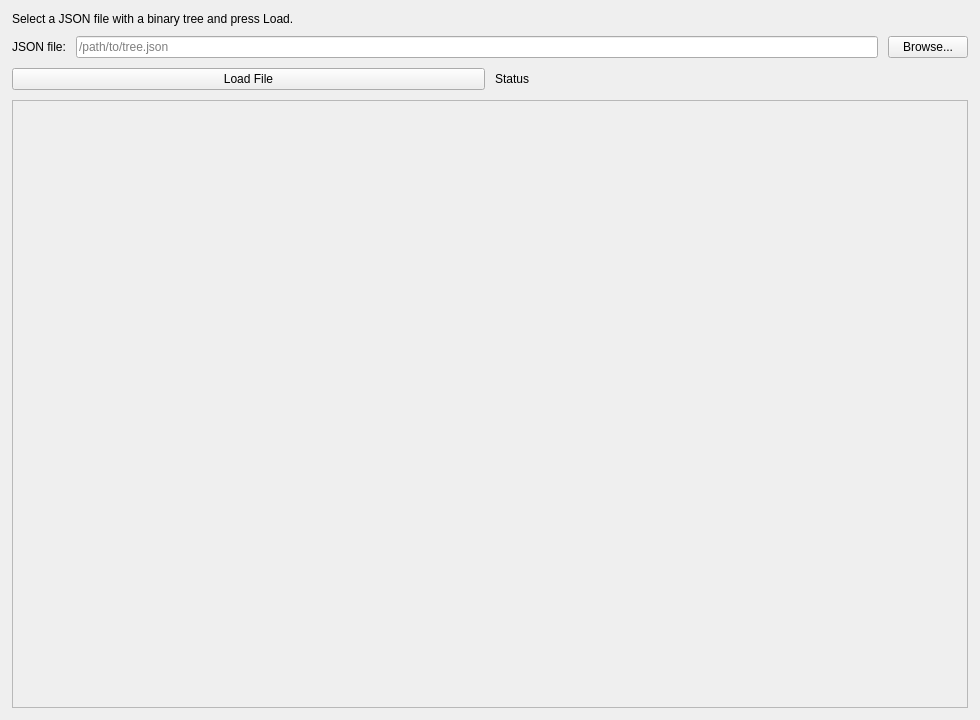
Old version of the form mainwindow.ui in the repository A-str0/qt-btree-visualizer.
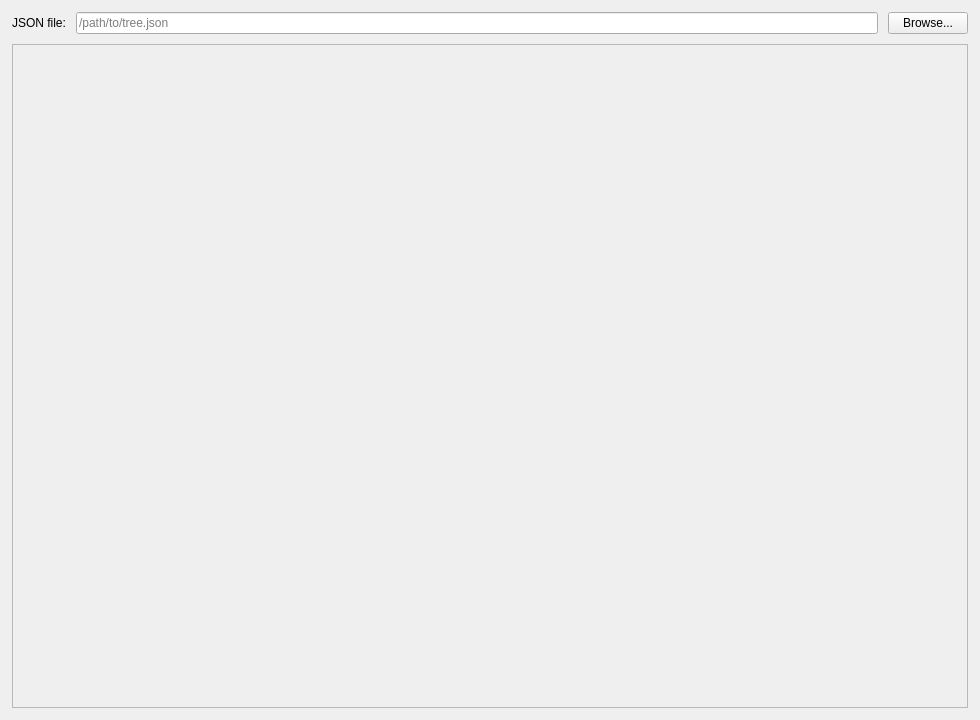
New version of the form.

```diff
--- a/mainwindow.ui
+++ b/mainwindow.ui
@@ -30,16 +30,6 @@
     <property name="bottomMargin">
      <number>12</number>
     </property>
-    <item>
-     <widget class="QLabel" name="titleLabel">
-      <property name="text">
-       <string>Select a JSON file with a binary tree and press Load.</string>
-      </property>
-      <property name="wordWrap">
-       <bool>true</bool>
-      </property>
-     </widget>
-    </item>
     <item>
      <layout class="QHBoxLayout" name="fileLayout">
       <item>
@@ -69,25 +59,7 @@
      </layout>
     </item>
     <item>
-     <layout class="QHBoxLayout" name="controlsLayout">
-      <item>
-       <widget class="QPushButton" name="loadButton">
-        <property name="text">
-         <string>Load File</string>
-        </property>
-       </widget>
-      </item>
-      <item>
-       <widget class="QLabel" name="statusLabel">
-        <property name="text">
-         <string>Status</string>
-        </property>
-        <property name="wordWrap">
-         <bool>true</bool>
-        </property>
-       </widget>
-      </item>
-     </layout>
+     <layout class="QHBoxLayout" name="controlsLayout"/>
     </item>
     <item>
      <widget class="QScrollArea" name="treeScrollArea">
```
Left out of the diff: 4 changed lines with no effect on the pictures.
